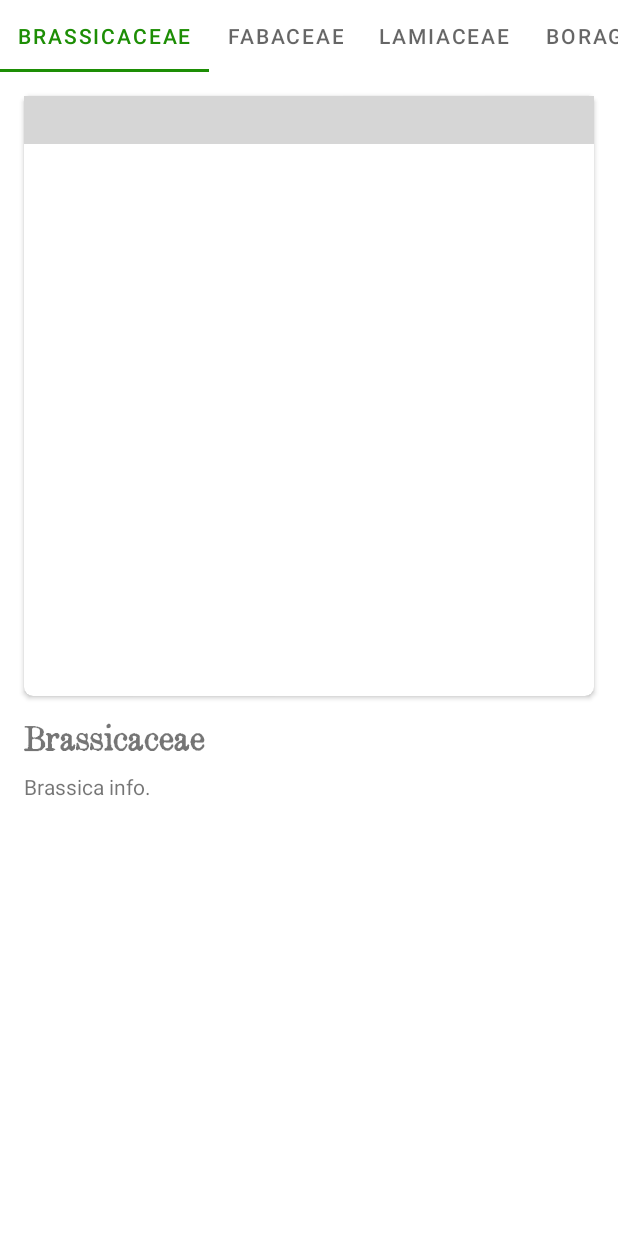
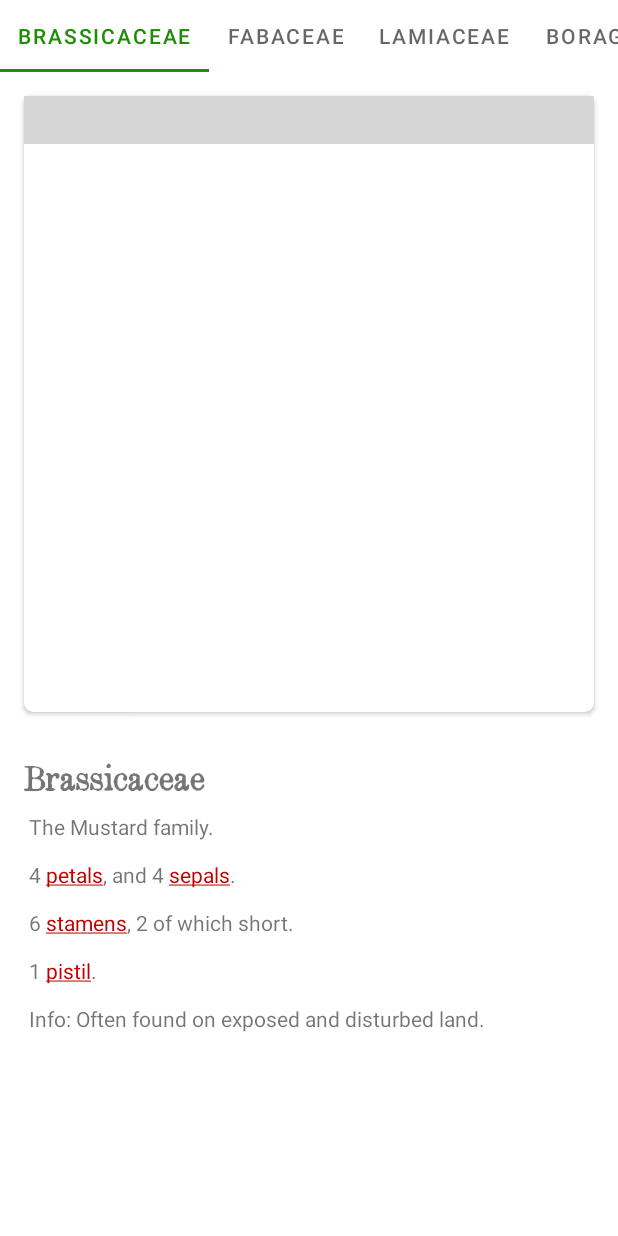
Before and after one commit to JPUF/FlashBotany, an Android app: the FlashFragment screen opened through its navigation route, after a tap on "Hints", on a phone screen of 412 x 824 dp. Run offline under Robolectric (Android 15) with nearby library versions, the light colour scheme and no system bars; our stand-ins replace Firebase (no records; nobody signed in at launch, a user with empty details on screens opened directly), data binding; libraries missing offline, so code that uses them is left out: com.denzcoskun.imageslider; plain views replace ImageSlider; 4 statements that could not run were skipped; 1 other tap on this screen came first; grey boxes are pictures that could not be loaded.

Commit message:
More more family descriptions.

```diff
--- a/app/src/main/java/com/jlbennett/flashbotany/data/Examples.kt
+++ b/app/src/main/java/com/jlbennett/flashbotany/data/Examples.kt
@@ -170,7 +170,9 @@ class Examples {
                 listOf(
                     "sweetpea.jpg",//Broad leaved sweet pea
                     "vetch.jpg",//Bush Vetch
-                    "blackmedick.jpg" //Black medick
+                    "blackmedick.jpg", //Black medick
+                    "capegorse.jpg", //Goldensceptre capegorse
+                    "gorsebitterpea.jpg" //Gorse Bitter-Pea
                 ),
                 listOf<Species>(
                     Species(
@@ -270,7 +272,7 @@ class Examples {
                         )
                     ),
                     Species(
-                        "Kalmia microphylla" ,"Western Bog Laurel",
+                        "Kalmia microphylla", "Western Bog Laurel",
                         listOf(
                             "boglaurel1.jpg",
                             "boglaurel2.jpg"
@@ -296,14 +298,14 @@ class Examples {
                         )
                     ),
                     Species(
-                       "Persicaria amphibia", "Amphibious Bistort",
+                        "Persicaria amphibia", "Amphibious Bistort",
                         listOf(
                             "amphibiousbistort1.jpg",
                             "amphibiousbistort2.jpg",
                             "amphibiousbistort3.jpg"
                         )
-                    ),Species(
-                       "Bistorta officinalis", "Common Bistort",
+                    ), Species(
+                        "Bistorta officinalis", "Common Bistort",
                         listOf(
                             "commonbistort1.jpg",
                             "commonbistort2.jpg"
--- a/app/src/main/java/com/jlbennett/flashbotany/info/DictionaryDialogFragment.kt
+++ b/app/src/main/java/com/jlbennett/flashbotany/info/DictionaryDialogFragment.kt
@@ -31,6 +31,15 @@ class DictionaryDialogFragment(private val title: String) : DialogFragment() {
             "Pistil" -> R.string.pistil
             "Stamen" -> R.string.stamen
             "Anther" -> R.string.anther
+            "Whorl" -> R.string.whorl
+            "Inflorescence" -> R.string.inflorescence
+            "Serrated" -> R.string.serrated
+            "Stipule" -> R.string.stipule
+            "Monocot" -> R.string.monocot
+            "Cyme" -> R.string.cyme
+            "Floret" -> R.string.floret
+            "Bract" -> R.string.bract
+            "Verticillaster" -> R.string.verticillaster
             else -> R.string.errorDefinition
         }
     }
--- a/app/src/main/res/layout/fragment_about.xml
+++ b/app/src/main/res/layout/fragment_about.xml
@@ -5,7 +5,7 @@
         xmlns:tools="http://schemas.android.com/tools">
 
     <androidx.constraintlayout.widget.ConstraintLayout
-            android:id="@+id/constraint"
+            android:id="@+id/linear"
             android:layout_width="match_parent"
             android:layout_height="match_parent"
             tools:context=".about.AboutFragment">
--- a/app/src/main/res/layout/fragment_flash.xml
+++ b/app/src/main/res/layout/fragment_flash.xml
@@ -5,7 +5,7 @@
         xmlns:tools="http://schemas.android.com/tools">
 
     <androidx.constraintlayout.widget.ConstraintLayout
-            android:id="@+id/constraint"
+            android:id="@+id/linear"
             android:layout_width="match_parent"
             android:layout_height="match_parent"
             tools:context=".flash.FlashFragment">
--- a/app/src/main/res/layout/fragment_home.xml
+++ b/app/src/main/res/layout/fragment_home.xml
@@ -5,7 +5,7 @@
         xmlns:tools="http://schemas.android.com/tools">
 
     <androidx.constraintlayout.widget.ConstraintLayout
-            android:id="@+id/constraint"
+            android:id="@+id/linear"
             android:layout_width="match_parent"
             android:layout_height="match_parent"
             tools:context=".home.HomeFragment">
--- a/app/src/main/res/layout/fragment_info.xml
+++ b/app/src/main/res/layout/fragment_info.xml
@@ -5,7 +5,7 @@
         xmlns:tools="http://schemas.android.com/tools">
 
     <androidx.constraintlayout.widget.ConstraintLayout
-            android:id="@+id/constraint"
+            android:id="@+id/linear"
             android:layout_width="match_parent"
             android:layout_height="wrap_content"
             tools:context=".info.InfoFragment">
--- a/app/src/main/res/layout/fragment_info_page.xml
+++ b/app/src/main/res/layout/fragment_info_page.xml
@@ -4,21 +4,19 @@
         xmlns:app="http://schemas.android.com/apk/res-auto"
         xmlns:tools="http://schemas.android.com/tools">
 
-    <androidx.constraintlayout.widget.ConstraintLayout
-            android:id="@+id/constraint"
+    <LinearLayout
+            android:id="@+id/linear"
             android:layout_width="match_parent"
             android:layout_height="match_parent"
-            tools:context=".info.InfoPageFragment">
+            android:orientation="vertical">
 
         <androidx.cardview.widget.CardView
                 android:id="@+id/imageCard"
                 android:layout_width="match_parent"
-                android:layout_height="400dp"
+                android:layout_height="0dp"
                 android:layout_margin="16dp"
-                app:cardCornerRadius="6dp"
-                app:layout_constraintEnd_toEndOf="parent"
-                app:layout_constraintStart_toStartOf="parent"
-                app:layout_constraintTop_toTopOf="parent">
+                android:layout_weight="0.6"
+                app:cardCornerRadius="6dp">
 
             <com.denzcoskun.imageslider.ImageSlider
                     android:id="@+id/imageSlider"
@@ -36,10 +34,7 @@
                 android:layout_marginStart="16dp"
                 android:layout_marginTop="16dp"
                 android:fontFamily="@font/custom"
-                android:textSize="24sp"
-                app:layout_constraintStart_toStartOf="parent"
-                app:layout_constraintTop_toBottomOf="@+id/imageCard"
-                tools:text="Rosaceae" />
+                android:textSize="24sp" />
 
         <ScrollView
                 android:id="@+id/scrollView2"
@@ -49,11 +44,8 @@
                 android:layout_marginTop="8dp"
                 android:layout_marginEnd="8dp"
                 android:layout_marginBottom="8dp"
-                android:fadeScrollbars="false"
-                app:layout_constraintBottom_toBottomOf="parent"
-                app:layout_constraintEnd_toEndOf="parent"
-                app:layout_constraintStart_toStartOf="parent"
-                app:layout_constraintTop_toBottomOf="@+id/titleText">
+                android:layout_weight="0.4"
+                android:fadeScrollbars="false">
 
             <LinearLayout
                     android:layout_width="match_parent"
@@ -71,5 +63,5 @@
             </LinearLayout>
         </ScrollView>
 
-    </androidx.constraintlayout.widget.ConstraintLayout>
+    </LinearLayout>
 </layout>
--- a/app/src/main/res/values/definition_strings.xml
+++ b/app/src/main/res/values/definition_strings.xml
@@ -16,4 +16,7 @@
     <string name="stipule">Definition of stipule.</string>
     <string name="monocot">Definition of monocot.</string>
     <string name="cyme">Definition of cyme.</string>
+    <string name="floret">Definition of floret.</string>
+    <string name="bract">Definition of bract.</string>
+    <string name="verticillaster">Definition of verticillaster</string>
 </resources>
--- a/app/src/main/res/values/family_info_strings.xml
+++ b/app/src/main/res/values/family_info_strings.xml
@@ -1,15 +1,23 @@
 <?xml version="1.0" encoding="utf-8"?>
 <resources>
     <string name="asteraceae">
-        Info for asters.
+        The Sunflower/Daisy family.\n\n
+        What appears as one flower is actually a composite of many individual <annotation type="Floret">florets</annotation>, growing on a disk.\n\n
+        The disk of florets is typically surrounded by one or many series/layers of <annotation type="Bract">bracts</annotation>.
+
     </string>
     <string name="boraginaceae">
         The Borage family.\n\n
         Flower parts come in 5.\n\n
-        Most members are very hairy. Flowers sometimes uncoil from a <annotation type="cyme">cyme</annotation> like a scorpion's tail - a scorpioid cyme.
+        Most members are very hairy. Flowers sometimes uncoil from a <annotation type="Cyme">cyme</annotation> like a scorpion\'s tail - a scorpioid cyme.
     </string>
     <string name="lamiaceae">
-        Info for lamiaceous plants.
+        The Mint family.\n\n
+        5 fused <annotation type="Petal">petals</annotation>, arranged asymmetrically, usually 2 lobes up and 3 down. \n\n
+        5 fused <annotation type="Sepal">sepals</annotation>, only the tips are separate.\n\n
+        4 <annotation type="Stamen">stamen</annotation>, one pair shorter than the other.\n\n
+        Info: Usually has a square stalk. Simple and opposite leaves. Often quite aromatic too.\n
+        Flowers often arranged in a <annotation type="Verticillaster">verticillaster</annotation>.
     </string>
     <string name="rosaceae">
         The Rose family.\n\n
@@ -22,13 +30,16 @@
         Could be confused with members of the Ranunculaceae (Buttercup) family, however Buttercup leaves never have <annotation type="stipule">stipules</annotation>.
     </string>
     <string name="brassicaceae">
-        Brassica info.
+        The Mustard family.\n\n
+        4 <annotation type="Petal">petals</annotation>, and 4 <annotation type="Sepal">sepals</annotation>.\n\n
+        6 <annotation type="Stamen">stamens</annotation>, 2 of which short.\n\n
+        1 <annotation type="Pistil">pistil</annotation>.\n\n
+        Info: Often found on exposed and disturbed land.
     </string>
-    <!--TODO include more sample legume pics to show Banner Wings Keel. -->
     <string name="fabaceae">
         The Pea family, the legumes.\n\n
-        5 united <annotation type="petal">petals</annotation>.\n\n
-        Usually 10 <annotation type="stamen">stamens</annotation>.\n\n
+        5 united <annotation type="Petal">petals</annotation>.\n\n
+        Usually 10 <annotation type="Stamen">stamens</annotation>.\n\n
         Ovary matures into a pea pod.\n\n
         Legumes can be identified by the petals arranged to form the: banner, wings, and keel. The banner is a single large petal with two lobes, usually at the top. Beneath this are two smaller \'wing\' petals. The keel is made of the two smallest petals, united at the bottom.
     </string>
```
